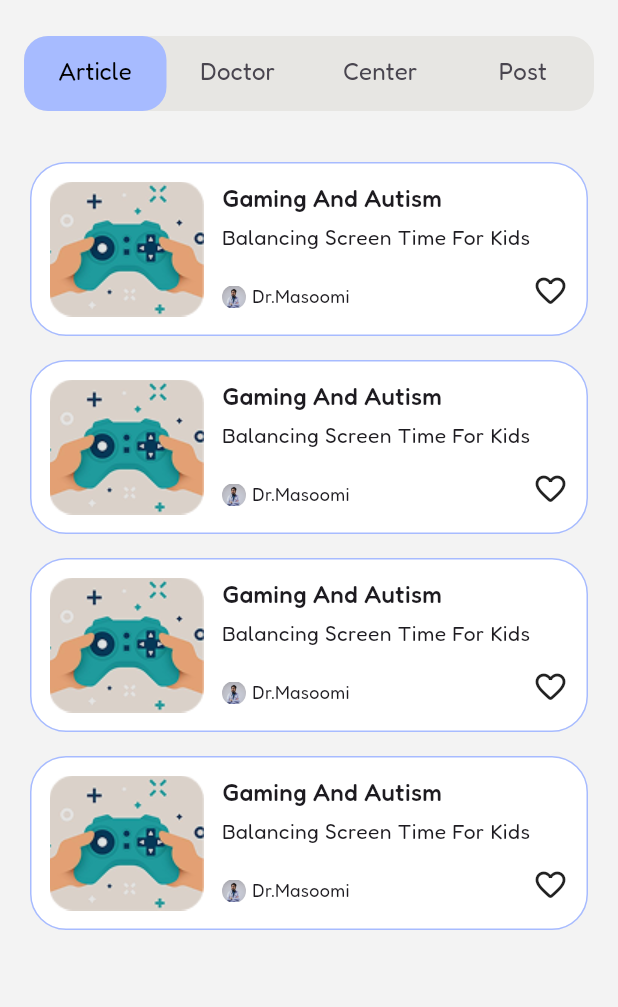
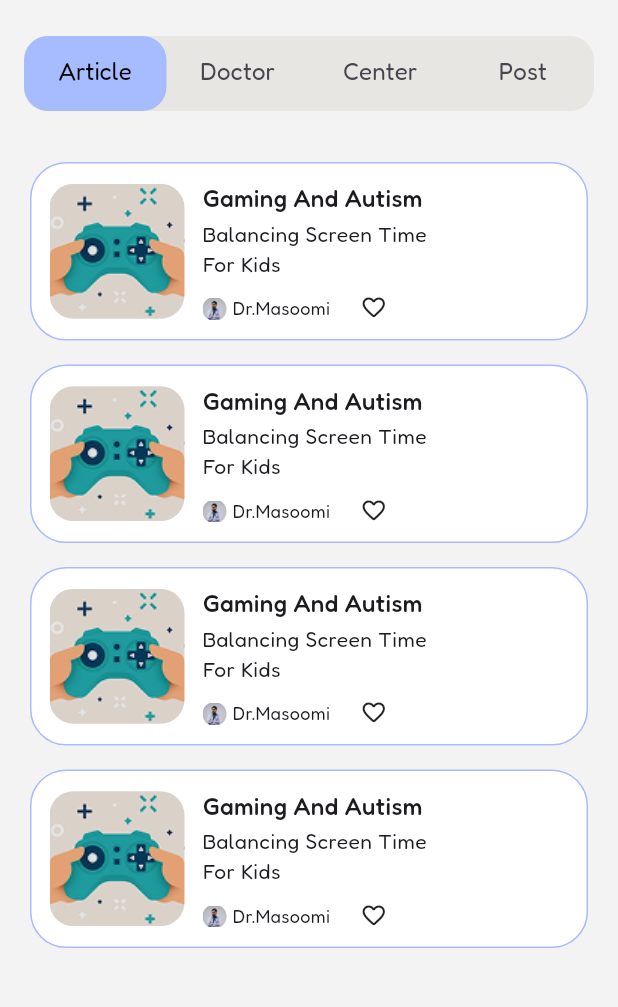
Before and after one commit to HosseinMohammadiii/autilabapp, a Flutter app: the MyFavoriteScreen screen opened by its route, on a phone screen of 412 x 824 dp, the part 60-1067 px from its top. Run offline on Flutter 3.47's test engine with Material 3 defaults, Android fonts, the phone set to English and light mode, and no system bars; our stand-ins replace cached_network_image, dartz, device_info_plus, dio, equatable, flutter_rating_bar and 10 more; accounts and stored records are empty; project files that could hold a hidden picture were left out.

Commit message:
Edit Article section

```diff
--- a/lib/core/routes/routes.dart
+++ b/lib/core/routes/routes.dart
@@ -53,7 +53,7 @@ final GlobalKey<NavigatorState> navigatorKey = GlobalKey<NavigatorState>();
 class AutilabRouter {
   static GoRouter router = GoRouter(
     navigatorKey: navigatorKey,
-    initialLocation: '/doctorScreen',
+    initialLocation: '/articleItemScreen',
     routes: [
       GoRoute(
         path: '/',
--- a/lib/features/data/home/widgets/article_box_widget.dart
+++ b/lib/features/data/home/widgets/article_box_widget.dart
@@ -23,29 +23,46 @@ class _ArticleBoxWidgetState extends State<ArticleBoxWidget> {
         borderRadius: BorderRadius.circular(24),
       ),
       child: Row(
+        crossAxisAlignment: CrossAxisAlignment.center,
         spacing: 12,
-        crossAxisAlignment: CrossAxisAlignment.start,
         children: [
-          Image.asset('assets/images/game_image.png'),
+          Flexible(
+            child: SizedBox(
+              width: 90,
+              height: 90,
+              child: ClipRRect(
+                borderRadius: BorderRadius.circular(16),
+                child: Image.asset(
+                  'assets/images/game_image.png',
+                  fit: BoxFit.cover,
+                ),
+              ),
+            ),
+          ),
           Expanded(
             child: Column(
               crossAxisAlignment: CrossAxisAlignment.start,
+              mainAxisAlignment: MainAxisAlignment.center,
+              spacing: 10,
               children: [
-                const Text(
+                const Column(
+                  spacing: 2,
+                  crossAxisAlignment: CrossAxisAlignment.start,
+                  children: [
+                    FittedBox(
+                      child: Text(
                         'Gaming And Autism',
                         style: AutilabTextStyle.medium16_500,
                       ),
-                const SizedBox(
-                  height: 4,
                     ),
-                const Text(
+                    Text(
                       'Balancing Screen Time For Kids',
                       style: AutilabTextStyle.small14_400,
                     ),
-                const SizedBox(
-                  height: 14,
+                  ],
                 ),
-                Row(
+                FittedBox(
+                  child: Row(
                     crossAxisAlignment: CrossAxisAlignment.end,
                     children: [
                       ClipRRect(
@@ -63,7 +80,9 @@ class _ArticleBoxWidgetState extends State<ArticleBoxWidget> {
                         'Dr.Masoomi',
                         style: AutilabTextStyle.small12_400,
                       ),
-                    const Spacer(),
+                      const SizedBox(
+                        width: 20,
+                      ),
                       GestureDetector(
                         onTap: () {
                           setState(() {
@@ -74,12 +93,15 @@ class _ArticleBoxWidgetState extends State<ArticleBoxWidget> {
                             ? const Icon(
                                 Icons.favorite_rounded,
                                 color: Colors.red,
+                                size: 12,
                               )
                             : const Icon(
                                 Icons.favorite_border_rounded,
+                                size: 18,
                               ),
                       ),
                     ],
+                  ),
                 ),
               ],
             ),
--- a/lib/features/data/tool/page/main_content_screen.dart
+++ b/lib/features/data/tool/page/main_content_screen.dart
@@ -1,3 +1,4 @@
+import 'package:autilab_project/common/widgets/appbar_back_screen.dart';
 import 'package:autilab_project/core/constants/color_constant.dart';
 import 'package:autilab_project/core/constants/theme_constant.dart';
 import 'package:flutter/material.dart';
@@ -44,6 +45,7 @@ class _MainContentScreenState extends State<MainContentScreen>
     return FadeTransition(
       opacity: animationHelper.fadeAnimation,
       child: Scaffold(
+        appBar: appBarWidget(context: context, title: 'Back', isIcon: true),
         body: SafeArea(
           child: SingleChildScrollView(
             child: Padding(
```
Also changed, not shown: lib/features/data/tool/page/article_item_screen.dart (+11 -57 lines), lib/features/data/tool/widgets/populararticle_widget.dart (added, +90 -0 lines). Lines whose indentation alone changed are shown as unchanged.
